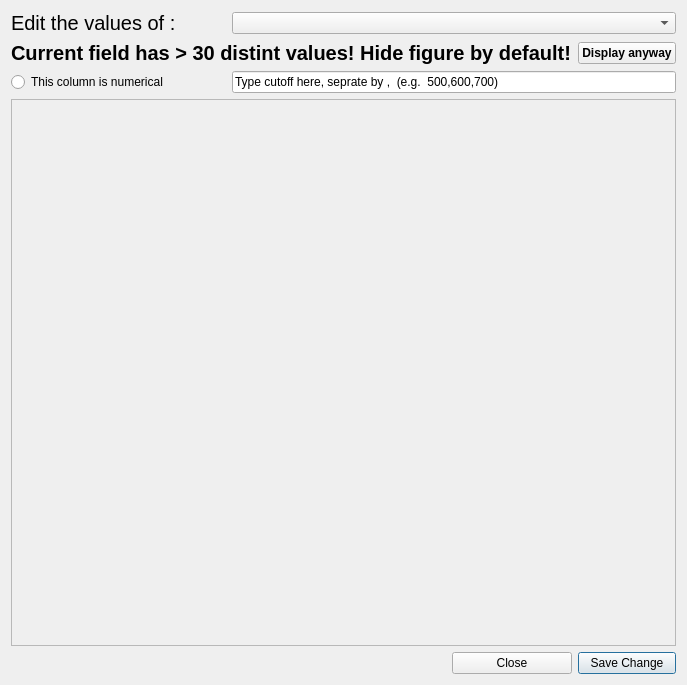
Before: the Qt Designer form batch_dialog.ui in WilsonImmunologyLab/VGenes, drawn with Qt 5.
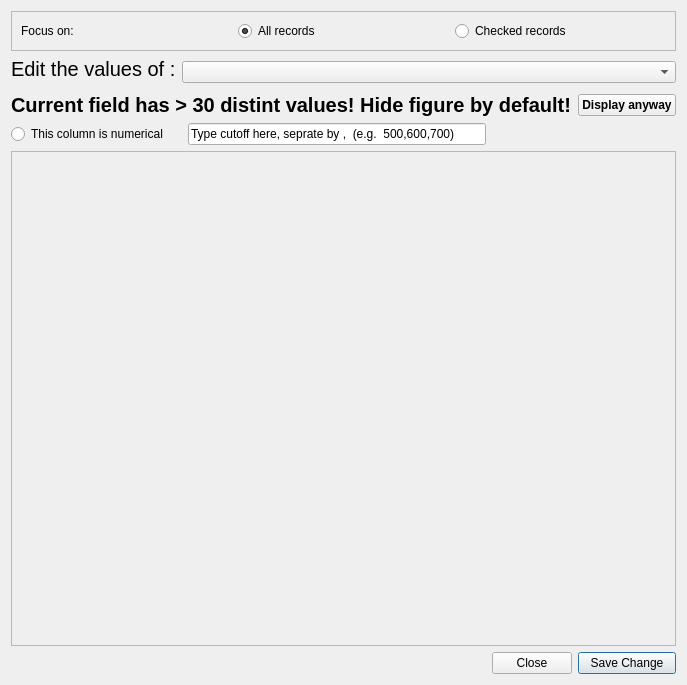
After: the same form once the commit is applied.

Commit message:
update "BatchEdit" function
Now we allow users to only edit checked records

What changed in the file:
```diff
--- a/batch_dialog.ui
+++ b/batch_dialog.ui
@@ -13,8 +13,15 @@
   <property name="windowTitle">
    <string>Know your data</string>
   </property>
-  <layout class="QGridLayout" name="gridLayout_2">
-   <item row="5" column="2">
+  <layout class="QGridLayout" name="gridLayout_4">
+   <item row="5" column="0" colspan="2">
+    <widget class="QRadioButton" name="radioButton">
+     <property name="text">
+      <string>This column is numerical</string>
+     </property>
+    </widget>
+   </item>
+   <item row="7" column="3">
     <widget class="QPushButton" name="pushButtonCancel">
      <property name="maximumSize">
       <size>
@@ -27,7 +34,59 @@
      </property>
     </widget>
    </item>
-   <item row="4" column="0" colspan="4">
+   <item row="0" column="0" colspan="5">
+    <widget class="QFrame" name="frame">
+     <property name="frameShape">
+      <enum>QFrame::StyledPanel</enum>
+     </property>
+     <property name="frameShadow">
+      <enum>QFrame::Raised</enum>
+     </property>
+     <layout class="QGridLayout" name="gridLayout_2">
+      <item row="0" column="0">
+       <widget class="QLabel" name="label_2">
+        <property name="text">
+         <string>Focus on:</string>
+        </property>
+       </widget>
+      </item>
+      <item row="0" column="1">
+       <widget class="QRadioButton" name="radioButtonAll">
+        <property name="text">
+         <string>All records</string>
+        </property>
+        <property name="checked">
+         <bool>true</bool>
+        </property>
+       </widget>
+      </item>
+      <item row="0" column="2">
+       <widget class="QRadioButton" name="radioButtonChecked">
+        <property name="text">
+         <string>Checked records</string>
+        </property>
+       </widget>
+      </item>
+     </layout>
+    </widget>
+   </item>
+   <item row="7" column="4">
+    <widget class="QPushButton" name="pushButtonOK">
+     <property name="maximumSize">
+      <size>
+       <width>120</width>
+       <height>16777215</height>
+      </size>
+     </property>
+     <property name="text">
+      <string>Save Change</string>
+     </property>
+     <property name="default">
+      <bool>true</bool>
+     </property>
+    </widget>
+   </item>
+   <item row="6" column="0" colspan="5">
     <widget class="QScrollArea" name="scrollArea">
      <property name="widgetResizable">
       <bool>true</bool>
@@ -38,7 +97,7 @@
         <x>0</x>
         <y>0</y>
         <width>575</width>
-        <height>508</height>
+        <height>450</height>
        </rect>
       </property>
       <layout class="QGridLayout" name="gridLayout_3">
@@ -65,55 +124,7 @@
      </widget>
     </widget>
    </item>
-   <item row="0" column="0">
-    <widget class="QLabel" name="label">
-     <property name="font">
-      <font>
-       <pointsize>15</pointsize>
-      </font>
-     </property>
-     <property name="text">
-      <string>Edit the values of :</string>
-     </property>
-    </widget>
-   </item>
-   <item row="0" column="1" colspan="3">
-    <widget class="QComboBox" name="comboBox"/>
-   </item>
-   <item row="2" column="0" colspan="4">
-    <layout class="QGridLayout" name="gridLayoutFig"/>
-   </item>
-   <item row="5" column="3">
-    <widget class="QPushButton" name="pushButtonOK">
-     <property name="maximumSize">
-      <size>
-       <width>120</width>
-       <height>16777215</height>
-      </size>
-     </property>
-     <property name="text">
-      <string>Save Change</string>
-     </property>
-     <property name="default">
-      <bool>true</bool>
-     </property>
-    </widget>
-   </item>
-   <item row="3" column="0">
-    <widget class="QRadioButton" name="radioButton">
-     <property name="text">
-      <string>This column is numerical</string>
-     </property>
-    </widget>
-   </item>
-   <item row="3" column="1" colspan="3">
-    <widget class="QLineEdit" name="LineEditCutoff">
-     <property name="text">
-      <string>Type cutoff here, seprate by ,  (e.g.  500,600,700)</string>
-     </property>
-    </widget>
-   </item>
-   <item row="5" column="0" colspan="2">
+   <item row="7" column="0" colspan="3">
     <spacer name="horizontalSpacer">
      <property name="orientation">
       <enum>Qt::Horizontal</enum>
@@ -126,7 +137,17 @@
      </property>
     </spacer>
    </item>
-   <item row="1" column="3">
+   <item row="4" column="0" colspan="5">
+    <layout class="QGridLayout" name="gridLayoutFig"/>
+   </item>
+   <item row="5" column="2">
+    <widget class="QLineEdit" name="LineEditCutoff">
+     <property name="text">
+      <string>Type cutoff here, seprate by ,  (e.g.  500,600,700)</string>
+     </property>
+    </widget>
+   </item>
+   <item row="3" column="4">
     <widget class="QPushButton" name="DisplayTip">
      <property name="font">
       <font>
@@ -139,7 +160,7 @@
      </property>
     </widget>
    </item>
-   <item row="1" column="0" colspan="3">
+   <item row="3" column="0" colspan="4">
     <widget class="QLabel" name="labelTip">
      <property name="font">
       <font>
@@ -156,6 +177,21 @@
      </property>
     </widget>
    </item>
+   <item row="1" column="0">
+    <widget class="QLabel" name="label">
+     <property name="font">
+      <font>
+       <pointsize>15</pointsize>
+      </font>
+     </property>
+     <property name="text">
+      <string>Edit the values of :</string>
+     </property>
+    </widget>
+   </item>
+   <item row="1" column="1" rowspan="2" colspan="4">
+    <widget class="QComboBox" name="comboBox"/>
+   </item>
   </layout>
  </widget>
  <resources/>
```
The commit also changes 3 other files.
